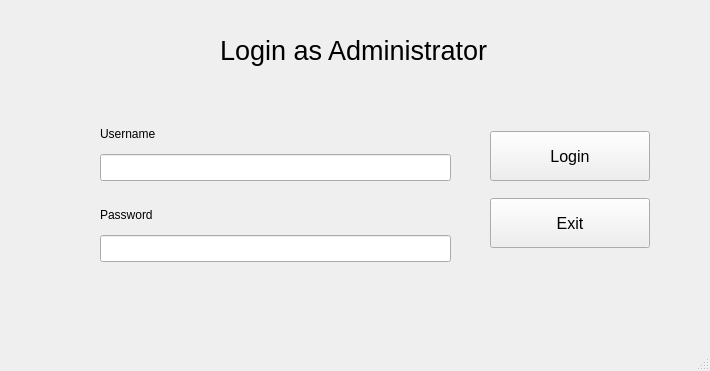
This is sis-karyawan/admin.ui in AthreeS002/Sistem-Karyawan as Qt 5 draws it before an edit. The edited form follows.
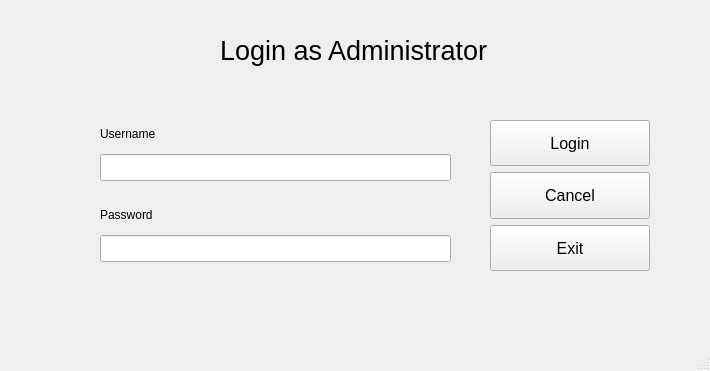
This is the edited form.

Commit message:
Kurang Admin
Tinggal nambahin fitur-fitur yang ada di admin

What changed in the file:
```diff
--- a/sis-karyawan/admin.ui
+++ b/sis-karyawan/admin.ui
@@ -99,7 +99,7 @@
       <x>490</x>
       <y>120</y>
       <width>160</width>
-      <height>141</height>
+      <height>151</height>
      </rect>
     </property>
     <layout class="QVBoxLayout" name="verticalLayout_3">
@@ -121,6 +121,24 @@
        </property>
       </widget>
      </item>
+     <item>
+      <widget class="QPushButton" name="btn_cancel">
+       <property name="maximumSize">
+        <size>
+         <width>16777215</width>
+         <height>50</height>
+        </size>
+       </property>
+       <property name="font">
+        <font>
+         <pointsize>12</pointsize>
+        </font>
+       </property>
+       <property name="text">
+        <string>Cancel</string>
+       </property>
+      </widget>
+     </item>
      <item>
       <widget class="QPushButton" name="btn_exit">
        <property name="maximumSize">
```
The commit also changes 17 other files.
